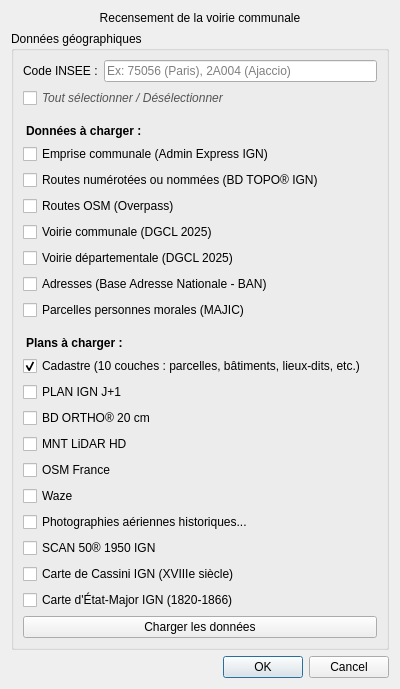
Qt form chemins_ruraux_dialog_base.ui (Cliath/chemins_ruraux) before a commit.
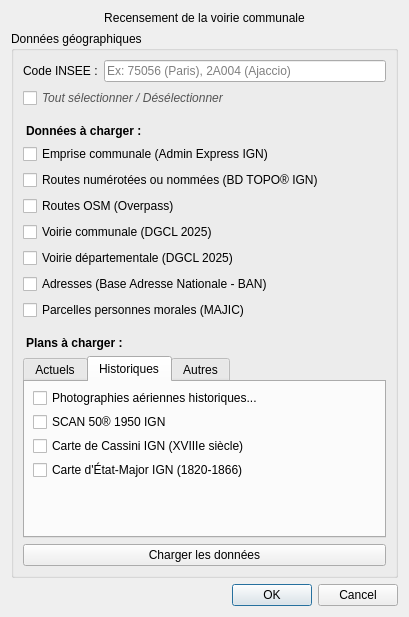
The same form after that commit. The open tabs and pages were chosen to show the change.

```diff
--- a/chemins_ruraux_dialog_base.ui
+++ b/chemins_ruraux_dialog_base.ui
@@ -155,6 +155,24 @@
        </widget>
       </item>
       <item>
+       <widget class="QTabWidget" name="tabWidgetPlans">
+        <property name="currentIndex">
+         <number>0</number>
+        </property>
+        <!-- Onglet Actuels -->
+        <widget class="QWidget" name="tabActuels">
+         <attribute name="title">
+          <string>Actuels</string>
+         </attribute>
+         <layout class="QVBoxLayout" name="layoutActuels">
+          <property name="spacing">
+           <number>4</number>
+          </property>
+          <property name="leftMargin"><number>8</number></property>
+          <property name="topMargin"><number>6</number></property>
+          <property name="rightMargin"><number>8</number></property>
+          <property name="bottomMargin"><number>6</number></property>
+          <item>
        <widget class="QCheckBox" name="chkCadastre">
         <property name="text">
          <string>Cadastre (10 couches : parcelles, bâtiments, lieux-dits, etc.)</string>
@@ -218,6 +236,27 @@
        </widget>
       </item>
       <item>
+           <spacer name="spacerActuels">
+            <property name="orientation"><enum>Qt::Vertical</enum></property>
+            <property name="sizeHint" stdset="0"><size><width>0</width><height>0</height></size></property>
+           </spacer>
+          </item>
+         </layout>
+        </widget>
+        <!-- Onglet Historiques -->
+        <widget class="QWidget" name="tabHistoriques">
+         <attribute name="title">
+          <string>Historiques</string>
+         </attribute>
+         <layout class="QVBoxLayout" name="layoutHistoriques">
+          <property name="spacing">
+           <number>4</number>
+          </property>
+          <property name="leftMargin"><number>8</number></property>
+          <property name="topMargin"><number>6</number></property>
+          <property name="rightMargin"><number>8</number></property>
+          <property name="bottomMargin"><number>6</number></property>
+          <item>
        <widget class="QCheckBox" name="chkPhotoAeriennes">
         <property name="text">
          <string>Photographies aériennes historiques...</string>
@@ -255,6 +294,34 @@
         <property name="toolTip">
          <string>Charge le scan de la carte d'État-Major (relevés entre 1820 et 1866) depuis la Géoplateforme IGN&#10;Domaine public — scan © IGN (Licence Ouverte 2.0)</string>
         </property>
+           </widget>
+          </item>
+          <item>
+           <spacer name="spacerHistoriques">
+            <property name="orientation"><enum>Qt::Vertical</enum></property>
+            <property name="sizeHint" stdset="0"><size><width>0</width><height>0</height></size></property>
+           </spacer>
+          </item>
+         </layout>
+        </widget>
+        <!-- Onglet Autres (vide) -->
+        <widget class="QWidget" name="tabAutres">
+         <attribute name="title">
+          <string>Autres</string>
+         </attribute>
+         <layout class="QVBoxLayout" name="layoutAutres">
+          <property name="leftMargin"><number>8</number></property>
+          <property name="topMargin"><number>6</number></property>
+          <property name="rightMargin"><number>8</number></property>
+          <property name="bottomMargin"><number>6</number></property>
+          <item>
+           <spacer name="spacerAutres">
+            <property name="orientation"><enum>Qt::Vertical</enum></property>
+            <property name="sizeHint" stdset="0"><size><width>0</width><height>40</height></size></property>
+           </spacer>
+          </item>
+         </layout>
+        </widget>
        </widget>
       </item>
       <item>
```
Lines whose indentation alone changed are shown as unchanged.
